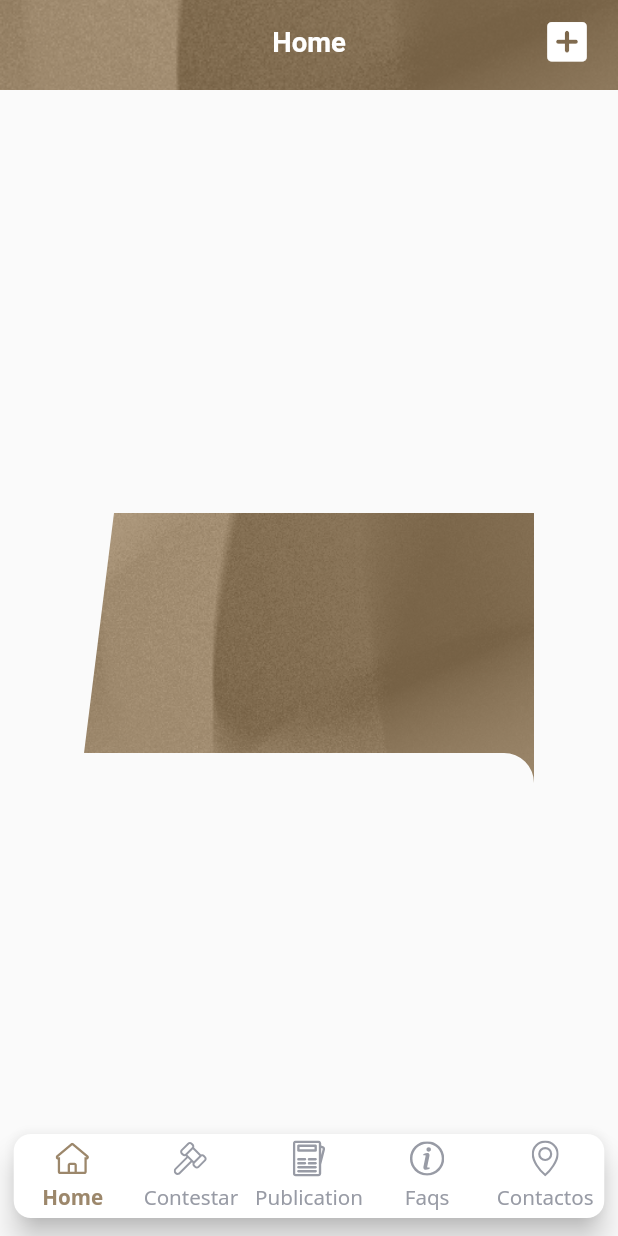
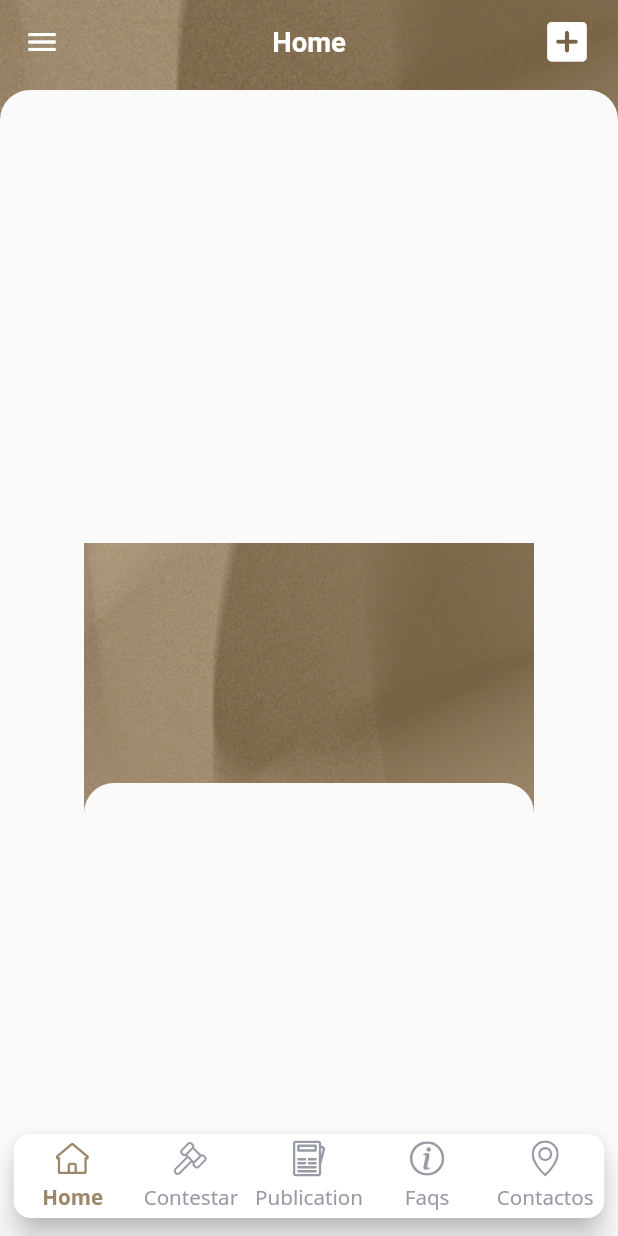
Before and after one commit to SauvikRay/contesa_na_hora, a Flutter app: the screen it shows after launch, on a phone screen of 412 x 824 dp. Run offline on Flutter 3.47's test engine with Material 2 defaults, Android fonts, the phone set to English and light mode, and no system bars; drawn by our look-alikes of custom_navigation_bar; our stand-ins replace flutter_screenutil, flutter_svg; statements that could not run were skipped.

Commit message:
Appbar Solved

```diff
--- a/lib/screens/home_screen.dart
+++ b/lib/screens/home_screen.dart
@@ -11,12 +11,21 @@ class HomeScreen extends StatefulWidget {
 class _HomeScreenState extends State<HomeScreen> {
   @override
   Widget build(BuildContext context) {
-    return SafeArea(child: Scaffold(
-      appBar:const  MainAppBarWidget(text: 'Home',),
+    return SafeArea(
+      child: Scaffold(
+        appBar: const MainAppBarWidget(
+          text: 'Home',
+        ),
+        drawer: Drawer(),
         body: Center(
           child: ClipPath(
             clipper: MyClipper(),
-          child: Image.asset('assets/images/splashscreen_app.png',height: 200,width: 300,fit: BoxFit.cover,),
+            child: Image.asset(
+              'assets/images/splashscreen_app.png',
+              height: 200,
+              width: 300,
+              fit: BoxFit.cover,
+            ),
           ),
         ),
       ),
@@ -25,38 +34,32 @@ class _HomeScreenState extends State<HomeScreen> {
 }
 
 class MyClipper extends CustomClipper<Path> {
-
-
-
   @override
   Path getClip(Size size) {
-
-   double radius =20;
+    double radius = 20;
 
     Path path = Path()
-
-
-
-
-    ..moveTo(radius, 0)
+      ..lineTo(0, 0)
       //..lineTo(size.width-radius, 0)
-    ..arcToPoint(Offset(size.width, 0))
-    ..lineTo(size.width, size.height-radius)
-    ..arcToPoint(Offset(size.width-radius,160), radius: Radius.circular(radius),clockwise: false)
+      //..arcToPoint(Offset(size.width, 0))
+      ..lineTo(size.width,0) // 300,0
+      ..lineTo(size.width, size.height - radius) //300, 180
+      ..arcToPoint(Offset(size.width - radius, 160), radius: Radius.circular(radius), clockwise: false)
       //..lineTo(radius, size.height)
       //..arcToPoint(Offset(0,size.height-radius),radius: Radius.circular(radius),clockwise: false)
       //..lineTo(0, radius)
       //..arcToPoint(Offset(radius,0),radius: const Radius.elliptical(40,20))
-    ..lineTo(0, 160)
+      ..lineTo(20, 160 ) //0,180
+      ..arcToPoint(Offset(0, size.height-radius),radius: Radius.circular(radius),clockwise: false)
+      ..lineTo(0, size.height-radius)
+
+
 
       ..close();
 
-
     return path;
-
   }
 
   @override
   bool shouldReclip(CustomClipper<Path> oldClipper) => false;
-
 }
--- a/lib/widgets/app_bar_widget.dart
+++ b/lib/widgets/app_bar_widget.dart
@@ -20,17 +20,42 @@ class MainAppBarWidget extends StatelessWidget implements PreferredSizeWidget {
             ),
           ],
           flexibleSpace:
-          Container(
-            decoration: BoxDecoration(
-              //color: Colors.green,
-              borderRadius: BorderRadius.only(bottomLeft: Radius.circular(20.r),bottomRight:Radius.circular(20.r) )
-            ),
-           child: Image.asset('assets/images/splashscreen_app.png',fit: BoxFit.cover,),
-          ),
+          ClipPath(
+            clipper: MyAppBarClipper(),
+            child: Image.asset('assets/images/splashscreen_app.png',fit: BoxFit.cover,)),
     );
   }
 
   @override
   // TODO: implement preferredSize
-  Size get preferredSize => Size.fromHeight(60);
+  Size get preferredSize => const Size.fromHeight(100);
 }
+
+
+class MyAppBarClipper extends CustomClipper<Path> {
+  @override
+  Path getClip(Size size) {
+    double radius = 20;
+
+    Path path = Path()
+      ..lineTo(0, 0)//start point
+
+      ..lineTo(size.width,0) // device width(dx),0(dy)
+      ..lineTo(size.width, size.height - radius) //deviceWidth, 100
+      ..arcToPoint(Offset(size.width - radius, size.height-(radius*2)), //deviceWidth-20,160
+                    radius: Radius.circular(radius), clockwise: false)
+      ..lineTo(radius, size.height-(radius*2)) //20,100
+      ..arcToPoint(Offset(0, size.height-radius),//0,100
+            radius: Radius.circular(radius),clockwise: false)
+      ..lineTo(0, size.height-radius)
+
+
+
+      ..close();
+
+    return path;
+  }
+
+  @override
+  bool shouldReclip(CustomClipper<Path> oldClipper) => false;
+}
```
Lines whose indentation alone changed are shown as unchanged.
